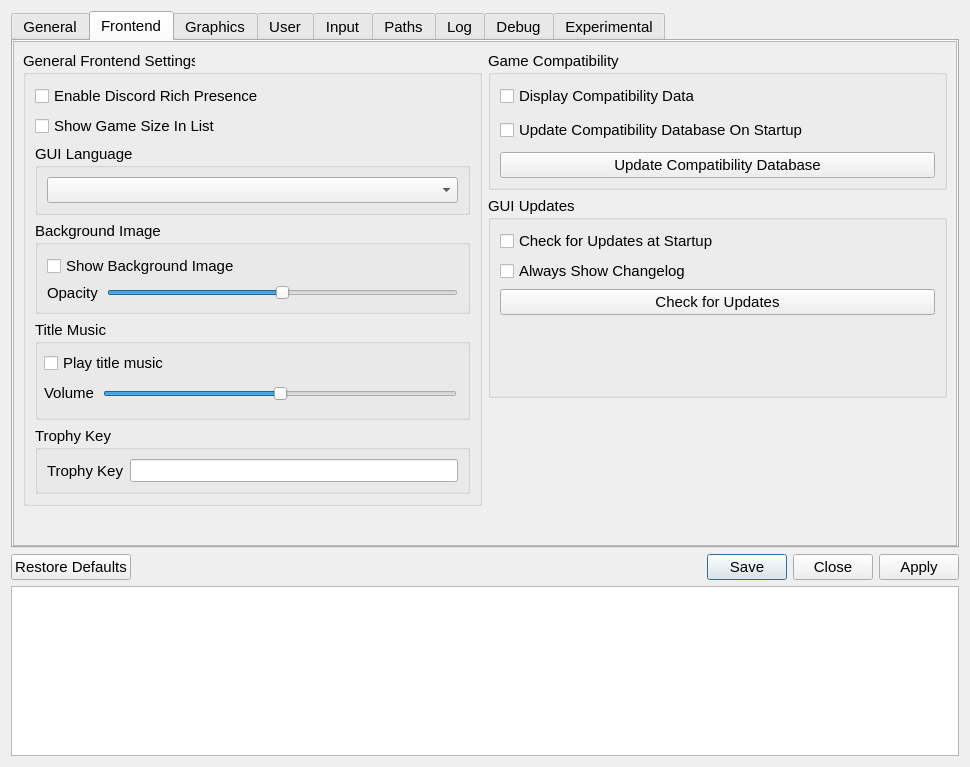
First picture: the form in src/qt_gui/settings_dialog.ui, repository shadps4-emu/shadps4-qtlauncher, before the edit.
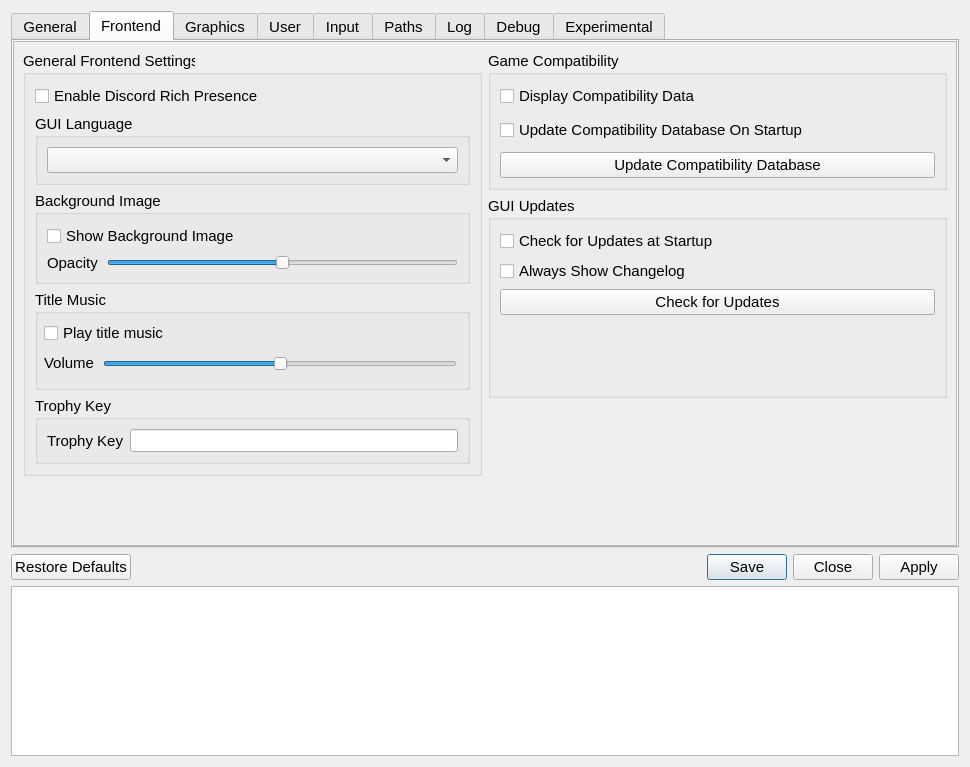
Second picture: the form after the edit. The open tabs and pages were chosen to show the change. Icons and pictures are not drawn.

Commit message:
removes "Show Game Size In List" button
removes "Show Game Size In List" button
small adjustment to microphone positioning, should fix the interface on linux

The edit to the form file:
```diff
--- a/src/qt_gui/settings_dialog.ui
+++ b/src/qt_gui/settings_dialog.ui
@@ -422,8 +422,8 @@
         <rect>
          <x>0</x>
          <y>0</y>
-         <width>932</width>
-         <height>504</height>
+         <width>946</width>
+         <height>503</height>
         </rect>
        </property>
        <property name="sizePolicy">
@@ -477,13 +477,6 @@
                  </property>
                 </widget>
                </item>
-               <item>
-                <widget class="QCheckBox" name="gameSizeCheckBox">
-                 <property name="text">
-                  <string>Show Game Size In List</string>
-                 </property>
-                </widget>
-               </item>
                <item>
                 <widget class="QGroupBox" name="emulatorLanguageGroupBox">
                  <property name="title">
```
Left out of the diff: 16 changed lines with no effect on the pictures. Lines whose indentation alone changed are shown as unchanged. The commit also changes 1 other file.
